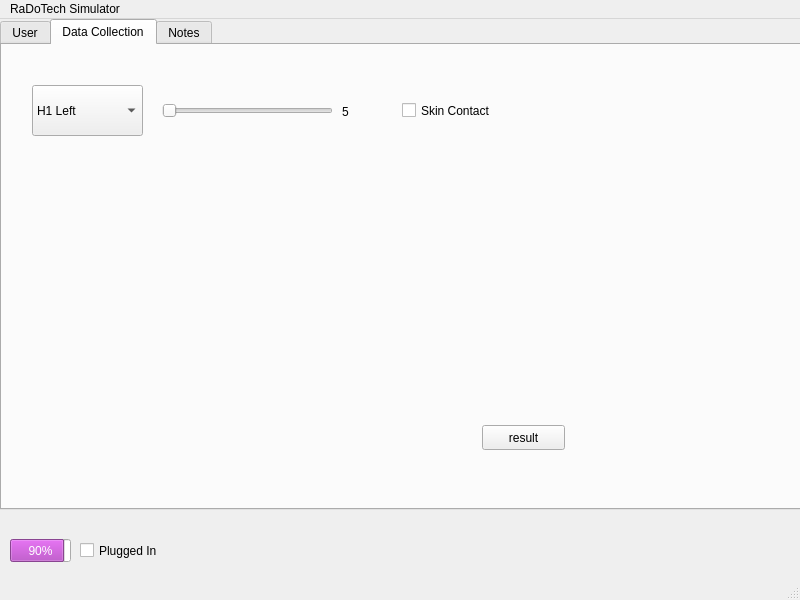
Old version of the form mainwindow.ui in the repository Matt-desousa/COMP3004-FinalProject.
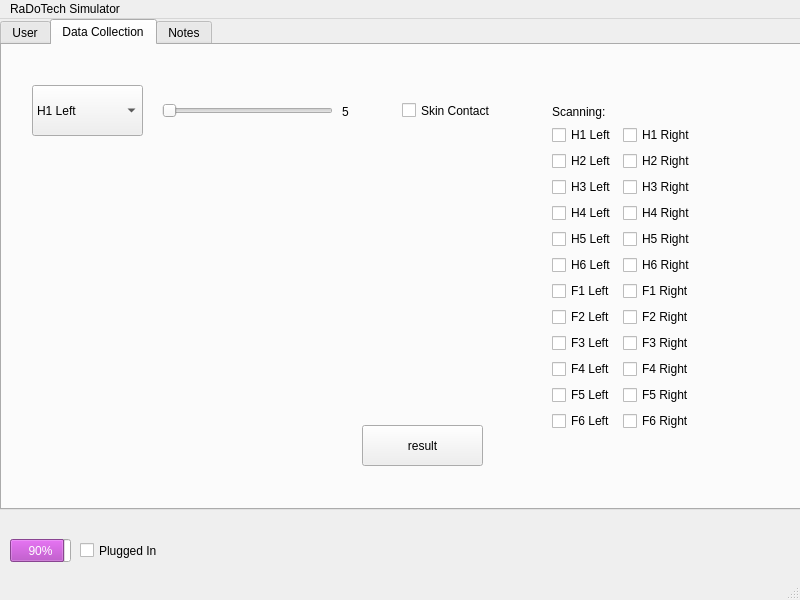
New version of the form. The open tabs and pages were chosen to show the change.

Commit message: Implemented checkbox state handling and updated instructions for scanning points

The edit to the form file:
```diff
--- a/mainwindow.ui
+++ b/mainwindow.ui
@@ -666,15 +666,283 @@
      <widget class="QPushButton" name="result">
       <property name="geometry">
        <rect>
-        <x>480</x>
+        <x>360</x>
         <y>380</y>
-        <width>83</width>
-        <height>25</height>
+        <width>121</width>
+        <height>41</height>
        </rect>
       </property>
       <property name="text">
        <string>result</string>
       </property>
+      <property name="checkable">
+       <bool>false</bool>
+      </property>
+     </widget>
+     <widget class="QWidget" name="formLayoutWidget_2">
+      <property name="geometry">
+       <rect>
+        <x>550</x>
+        <y>60</y>
+        <width>221</width>
+        <height>367</height>
+       </rect>
+      </property>
+      <layout class="QFormLayout" name="formLayout_2">
+       <item row="5" column="1">
+        <widget class="QCheckBox" name="checkboxH5Right">
+         <property name="text">
+          <string>H5 Right</string>
+         </property>
+         <property name="checkable">
+          <bool>true</bool>
+         </property>
+         <property name="checked">
+          <bool>false</bool>
+         </property>
+        </widget>
+       </item>
+       <item row="4" column="1">
+        <widget class="QCheckBox" name="checkboxH4Right">
+         <property name="text">
+          <string>H4 Right</string>
+         </property>
+         <property name="checkable">
+          <bool>true</bool>
+         </property>
+        </widget>
+       </item>
+       <item row="4" column="0">
+        <widget class="QCheckBox" name="checkboxH4Left">
+         <property name="text">
+          <string>H4 Left</string>
+         </property>
+         <property name="checkable">
+          <bool>true</bool>
+         </property>
+        </widget>
+       </item>
+       <item row="1" column="0">
+        <widget class="QCheckBox" name="checkboxH1Left">
+         <property name="text">
+          <string>H1 Left</string>
+         </property>
+         <property name="checkable">
+          <bool>true</bool>
+         </property>
+        </widget>
+       </item>
+       <item row="3" column="0">
+        <widget class="QCheckBox" name="checkboxH3Left">
+         <property name="text">
+          <string>H3 Left</string>
+         </property>
+         <property name="checkable">
+          <bool>true</bool>
+         </property>
+        </widget>
+       </item>
+       <item row="1" column="1">
+        <widget class="QCheckBox" name="checkboxH1Right">
+         <property name="text">
+          <string>H1 Right</string>
+         </property>
+         <property name="checkable">
+          <bool>true</bool>
+         </property>
+         <property name="autoRepeatDelay">
+          <number>295</number>
+         </property>
+        </widget>
+       </item>
+       <item row="3" column="1">
+        <widget class="QCheckBox" name="checkboxH3Right">
+         <property name="text">
+          <string>H3 Right</string>
+         </property>
+         <property name="checkable">
+          <bool>true</bool>
+         </property>
+        </widget>
+       </item>
+       <item row="2" column="0">
+        <widget class="QCheckBox" name="checkboxH2Left">
+         <property name="text">
+          <string>H2 Left</string>
+         </property>
+         <property name="checkable">
+          <bool>true</bool>
+         </property>
+        </widget>
+       </item>
+       <item row="2" column="1">
+        <widget class="QCheckBox" name="checkboxH2Right">
+         <property name="text">
+          <string>H2 Right</string>
+         </property>
+         <property name="checkable">
+          <bool>true</bool>
+         </property>
+        </widget>
+       </item>
+       <item row="5" column="0">
+        <widget class="QCheckBox" name="checkboxH5Left">
+         <property name="text">
+          <string>H5 Left</string>
+         </property>
+         <property name="checkable">
+          <bool>true</bool>
+         </property>
+        </widget>
+       </item>
+       <item row="6" column="0">
+        <widget class="QCheckBox" name="checkboxH6Left">
+         <property name="text">
+          <string>H6 Left</string>
+         </property>
+         <property name="checkable">
+          <bool>true</bool>
+         </property>
+        </widget>
+       </item>
+       <item row="6" column="1">
+        <widget class="QCheckBox" name="checkboxH6Right">
+         <property name="text">
+          <string>H6 Right</string>
+         </property>
+         <property name="checkable">
+          <bool>true</bool>
+         </property>
+        </widget>
+       </item>
+       <item row="7" column="0">
+        <widget class="QCheckBox" name="checkboxF1Left">
+         <property name="text">
+          <string>F1 Left</string>
+         </property>
+         <property name="checkable">
+          <bool>true</bool>
+         </property>
+        </widget>
+       </item>
+       <item row="7" column="1">
+        <widget class="QCheckBox" name="checkboxF1Right">
+         <property name="text">
+          <string>F1 Right</string>
+         </property>
+         <property name="checkable">
+          <bool>true</bool>
+         </property>
+        </widget>
+       </item>
+       <item row="8" column="0">
+        <widget class="QCheckBox" name="checkboxF2Left">
+         <property name="text">
+          <string>F2 Left</string>
+         </property>
+         <property name="checkable">
+          <bool>true</bool>
+         </property>
+        </widget>
+       </item>
+       <item row="8" column="1">
+        <widget class="QCheckBox" name="checkboxF2Right">
+         <property name="text">
+          <string>F2 Right</string>
+         </property>
+         <property name="checkable">
+          <bool>true</bool>
+         </property>
+        </widget>
+       </item>
+       <item row="12" column="0">
+        <widget class="QCheckBox" name="checkboxF6Left">
+         <property name="text">
+          <string>F6 Left</string>
+         </property>
+         <property name="checkable">
+          <bool>true</bool>
+         </property>
+        </widget>
+       </item>
+       <item row="11" column="0">
+        <widget class="QCheckBox" name="checkboxF5Left">
+         <property name="text">
+          <string>F5 Left</string>
+         </property>
+         <property name="checkable">
+          <bool>true</bool>
+         </property>
+        </widget>
+       </item>
+       <item row="10" column="0">
+        <widget class="QCheckBox" name="checkboxF4Left">
+         <property name="text">
+          <string>F4 Left</string>
+         </property>
+         <property name="checkable">
+          <bool>true</bool>
+         </property>
+        </widget>
+       </item>
+       <item row="9" column="0">
+        <widget class="QCheckBox" name="checkboxF3Left">
+         <property name="text">
+          <string>F3 Left</string>
+         </property>
+         <property name="checkable">
+          <bool>true</bool>
+         </property>
+        </widget>
+       </item>
+       <item row="9" column="1">
+        <widget class="QCheckBox" name="checkboxF3Right">
+         <property name="text">
+          <string>F3 Right</string>
+         </property>
+         <property name="checkable">
+          <bool>true</bool>
+         </property>
+        </widget>
+       </item>
+       <item row="10" column="1">
+        <widget class="QCheckBox" name="checkboxF4Right">
+         <property name="text">
+          <string>F4 Right</string>
+         </property>
+         <property name="checkable">
+          <bool>true</bool>
+         </property>
+        </widget>
+       </item>
+       <item row="11" column="1">
+        <widget class="QCheckBox" name="checkboxF5Right">
+         <property name="text">
+          <string>F5 Right</string>
+         </property>
+         <property name="checkable">
+          <bool>true</bool>
+         </property>
+        </widget>
+       </item>
+       <item row="12" column="1">
+        <widget class="QCheckBox" name="checkboxF6Right">
+         <property name="text">
+          <string>F6 Right</string>
+         </property>
+         <property name="checkable">
+          <bool>true</bool>
+         </property>
+        </widget>
+       </item>
+       <item row="0" column="0">
+        <widget class="QLabel" name="label_25">
+         <property name="text">
+          <string>Scanning:</string>
+         </property>
+        </widget>
+       </item>
+      </layout>
      </widget>
     </widget>
     <widget class="QWidget" name="tab_3">
```
Left out of the diff: 2 changed lines with no effect on the pictures. The commit also changes 2 other files.
